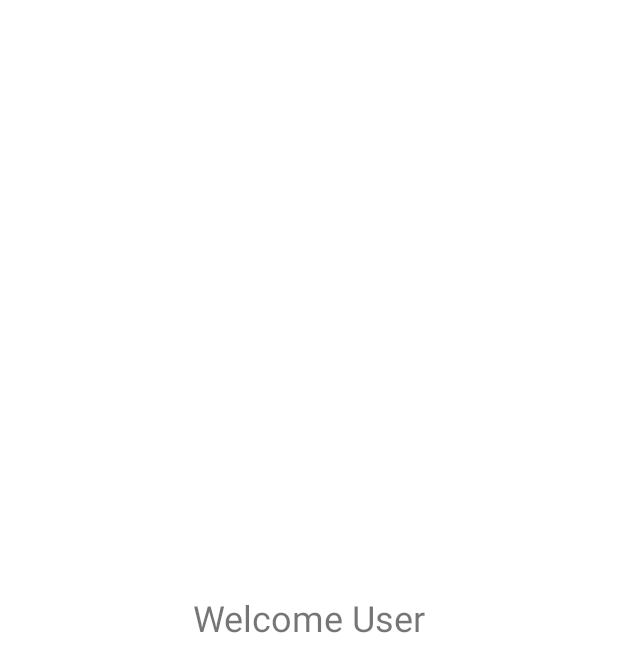
After one commit to studiusvishal/MoneyTrackerApp, an Android app: the HomeActivity screen opened directly, with no data from a screen before it, on a phone screen of 412 x 824 dp. The commit adds this screen. Shown: the top 672 px of the screen. Run offline under Robolectric (Android 15) with nearby library versions, the phone set to English and light mode, and no system bars.

Commit message:
Navigate to home screen if already logged in.

```diff
--- a/app/src/main/AndroidManifest.xml
+++ b/app/src/main/AndroidManifest.xml
@@ -15,7 +15,10 @@
         android:theme="@style/AppTheme"
         android:usesCleartextTraffic="true">
         <activity
-            android:name="com.bhavsar.vishal.moneytrackerapp.ui.auth.AuthActivity"
+            android:name=".ui.home.HomeActivity"
+            android:exported="true" />
+        <activity
+            android:name=".ui.auth.AuthActivity"
             android:exported="true"
             android:label="@string/title_activity_auth" />
         <activity
--- a/app/src/main/java/com/bhavsar/vishal/moneytrackerapp/ui/auth/AuthViewModel.kt
+++ b/app/src/main/java/com/bhavsar/vishal/moneytrackerapp/ui/auth/AuthViewModel.kt
@@ -19,4 +19,8 @@ class AuthViewModel(
     fun login(username: String, password: String) = viewModelScope.launch {
         _loginResponse.value = repository.login(username, password)
     }
+
+    fun saveAuthToken(token: String) = viewModelScope.launch {
+        repository.saveAuthToken(token)
+    }
 }
--- /dev/null
+++ b/app/src/main/java/com/bhavsar/vishal/moneytrackerapp/ui/home/HomeActivity.kt
@@ -0,0 +1,12 @@
+package com.bhavsar.vishal.moneytrackerapp.ui.home
+
+import androidx.appcompat.app.AppCompatActivity
+import android.os.Bundle
+import com.bhavsar.vishal.moneytrackerapp.R
+
+class HomeActivity : AppCompatActivity() {
+    override fun onCreate(savedInstanceState: Bundle?) {
+        super.onCreate(savedInstanceState)
+        setContentView(R.layout.activity_home)
+    }
+}
--- /dev/null
+++ b/app/src/main/java/com/bhavsar/vishal/moneytrackerapp/ui/home/HomeFragment.kt
@@ -0,0 +1,18 @@
+package com.bhavsar.vishal.moneytrackerapp.ui.home
+
+import android.os.Bundle
+import android.view.LayoutInflater
+import android.view.View
+import android.view.ViewGroup
+import androidx.fragment.app.Fragment
+import com.bhavsar.vishal.moneytrackerapp.R
+
+class HomeFragment : Fragment() {
+    override fun onCreateView(
+        inflater: LayoutInflater, container: ViewGroup?,
+        savedInstanceState: Bundle?
+    ): View? {
+        // Inflate the layout for this fragment
+        return inflater.inflate(R.layout.fragment_home, container, false)
+    }
+}
--- /dev/null
+++ b/app/src/main/res/layout/activity_home.xml
@@ -0,0 +1,20 @@
+<?xml version="1.0" encoding="utf-8"?>
+<androidx.constraintlayout.widget.ConstraintLayout xmlns:android="http://schemas.android.com/apk/res/android"
+    xmlns:app="http://schemas.android.com/apk/res-auto"
+    xmlns:tools="http://schemas.android.com/tools"
+    android:layout_width="match_parent"
+    android:layout_height="match_parent"
+    tools:context=".ui.home.HomeActivity">
+
+    <androidx.fragment.app.FragmentContainerView
+        android:id="@+id/fragmentContainerView"
+        android:name="androidx.navigation.fragment.NavHostFragment"
+        android:layout_width="409dp"
+        android:layout_height="729dp"
+        app:defaultNavHost="true"
+        app:layout_constraintBottom_toBottomOf="parent"
+        app:layout_constraintEnd_toEndOf="parent"
+        app:layout_constraintStart_toStartOf="parent"
+        app:layout_constraintTop_toTopOf="parent"
+        app:navGraph="@navigation/nav_home" />
+</androidx.constraintlayout.widget.ConstraintLayout>
--- /dev/null
+++ b/app/src/main/res/layout/fragment_home.xml
@@ -0,0 +1,15 @@
+<?xml version="1.0" encoding="utf-8"?>
+<FrameLayout xmlns:android="http://schemas.android.com/apk/res/android"
+    xmlns:tools="http://schemas.android.com/tools"
+    android:layout_width="match_parent"
+    android:layout_height="match_parent"
+    tools:context=".ui.home.HomeFragment">
+
+    <com.google.android.material.textview.MaterialTextView
+        android:layout_width="match_parent"
+        android:layout_height="match_parent"
+        android:gravity="center"
+        android:text="Welcome User"
+        android:textSize="24sp" />
+
+</FrameLayout>
--- a/app/src/main/res/layout/fragment_login.xml
+++ b/app/src/main/res/layout/fragment_login.xml
@@ -52,8 +52,7 @@
             android:id="@+id/editTextLoginUsername"
             android:layout_width="match_parent"
             android:layout_height="wrap_content"
-            android:inputType="text"
-            android:text="admin" />
+            android:inputType="text" />
     </com.google.android.material.textfield.TextInputLayout>
 
     <!-- Password -->
@@ -76,8 +75,7 @@
             android:id="@+id/editTextLoginPassword"
             android:layout_width="match_parent"
             android:layout_height="wrap_content"
-            android:inputType="textPassword"
-            android:text="password" />
+            android:inputType="textPassword" />
     </com.google.android.material.textfield.TextInputLayout>
 
     <com.google.android.material.textview.MaterialTextView
--- /dev/null
+++ b/app/src/main/res/navigation/nav_home.xml
@@ -0,0 +1,13 @@
+<?xml version="1.0" encoding="utf-8"?>
+<navigation xmlns:android="http://schemas.android.com/apk/res/android"
+    xmlns:app="http://schemas.android.com/apk/res-auto"
+    xmlns:tools="http://schemas.android.com/tools"
+    android:id="@+id/nav_home"
+    app:startDestination="@id/homeFragment">
+
+    <fragment
+        android:id="@+id/homeFragment"
+        android:name="com.bhavsar.vishal.moneytrackerapp.ui.home.HomeFragment"
+        android:label="fragment_home"
+        tools:layout="@layout/fragment_home" />
+</navigation>
```
Also changed, not shown: app/src/main/java/com/bhavsar/vishal/moneytrackerapp/MainActivity.kt (+4 -5 lines), app/src/main/java/com/bhavsar/vishal/moneytrackerapp/data/repository/AuthRepository.kt (+7 -1 lines), app/src/main/java/com/bhavsar/vishal/moneytrackerapp/ui/Utils.kt (added, +22 -0 lines), app/src/main/java/com/bhavsar/vishal/moneytrackerapp/ui/auth/LoginFragment.kt (+21 -6 lines).
